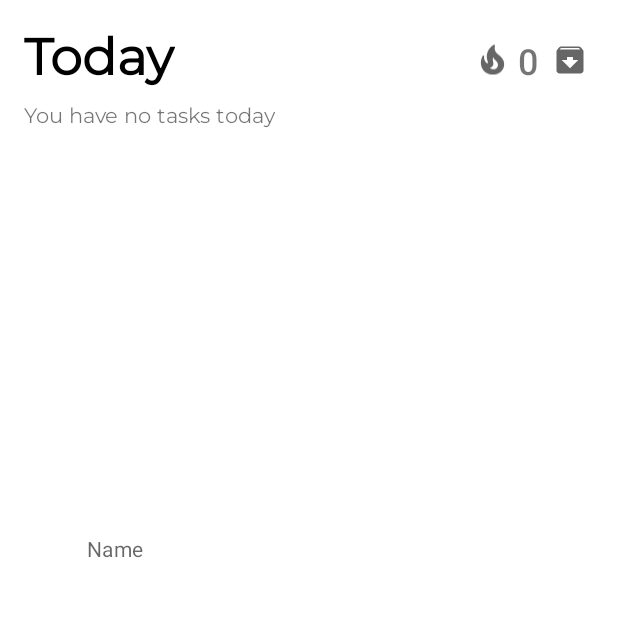
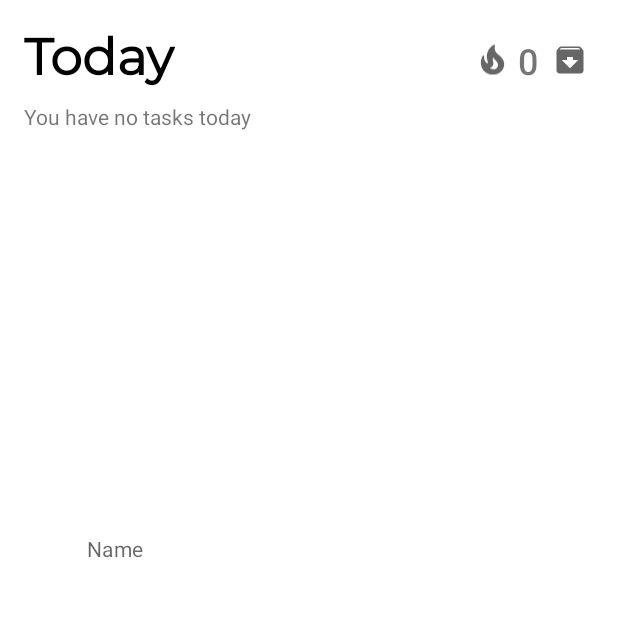
Before and after one commit to isaacy2012/Sunset, an Android app: the screen it shows after launch (MainActivity), after a tap on an icon or button, on a phone screen of 412 x 824 dp, the top half of it. Run offline under Robolectric (Android 15) with nearby library versions, the phone set to English and light mode, and no system bars; our stand-ins replace Room's generated code.

Commit message:
Changed font, updated strings

```diff
--- a/sunset/app/src/main/java/com/innerCat/sunset/activities/MainActivity.java
+++ b/sunset/app/src/main/java/com/innerCat/sunset/activities/MainActivity.java
@@ -266,7 +266,7 @@ public class MainActivity extends AppCompatActivity {
                 String messageText;
                 if (numTasks == 0) {
                     if (sharedPreferences.getBoolean(getString(R.string.today_at_least_one_completed), false) == true) {
-                        messageText = "Well done! You completed all tasks today";
+                        messageText = getString(R.string.congratulation_complete);
                     } else {
                         messageText = "You have no tasks today";
                     }
--- a/sunset/app/src/main/res/layout/activity_main.xml
+++ b/sunset/app/src/main/res/layout/activity_main.xml
@@ -116,7 +116,7 @@
                         android:layout_marginStart="16dp"
                         app:layout_constraintTop_toBottomOf="@+id/textView2"
                         android:layout_marginTop="2dp"
-                        android:fontFamily="@font/montserrat" />
+                        android:fontFamily="sans-serif" />
             </androidx.constraintlayout.widget.ConstraintLayout>
         </androidx.core.widget.NestedScrollView>
     </androidx.swiperefreshlayout.widget.SwipeRefreshLayout>
--- a/sunset/app/src/main/res/layout/home_widget.xml
+++ b/sunset/app/src/main/res/layout/home_widget.xml
@@ -78,14 +78,14 @@
                 android:textSize="18sp" />
 
         <TextView
-                android:text="Well done! All tasks completed today."
+                android:text="@string/congratulation_complete"
                 android:layout_width="match_parent"
                 android:layout_height="wrap_content"
                 android:layout_marginHorizontal="8dp"
                 android:textAlignment="center"
                 android:layout_marginTop="0dp"
                 android:gravity="center"
-                android:fontFamily="@font/montserrat" />
+                android:fontFamily="sans-serif" />
 
     </LinearLayout>
 
--- a/sunset/app/src/main/res/values/strings.xml
+++ b/sunset/app/src/main/res/values/strings.xml
@@ -8,6 +8,7 @@
     <string name="today_at_least_one_completed">"todayAtLeastOneCompleted"</string>
     <string name="appwidget_text">EXAMPLE</string>
     <string name="add_widget">Add widget</string>
+    <string name="congratulation_complete"></string>
     <string name="update_1_dot_1"><![CDATA[<b>New Features</b> <br>- A shiny new homescreen widget allows you to see all of today\'s tasks at a glance<br><br><b>Improvements</b><br>- The add button now disappears once you\'re adding a task<br><br><b>Tweaks</b><br>- Slightly tweaked task corner radius<br><br><b>Bugfixes</b><br>- Fixed a bug where immediately closing the app after replaying a task would mean the task was not replayed<br><br>If you have any bug reports or feature requests, feel free to leave a review or post an issue on our <a href="https://github.com/isaacy2012/Sunset">GitHub repository</a>.<br><br>Thanks for using Sunset!
 ]]></string>
 </resources>
```
